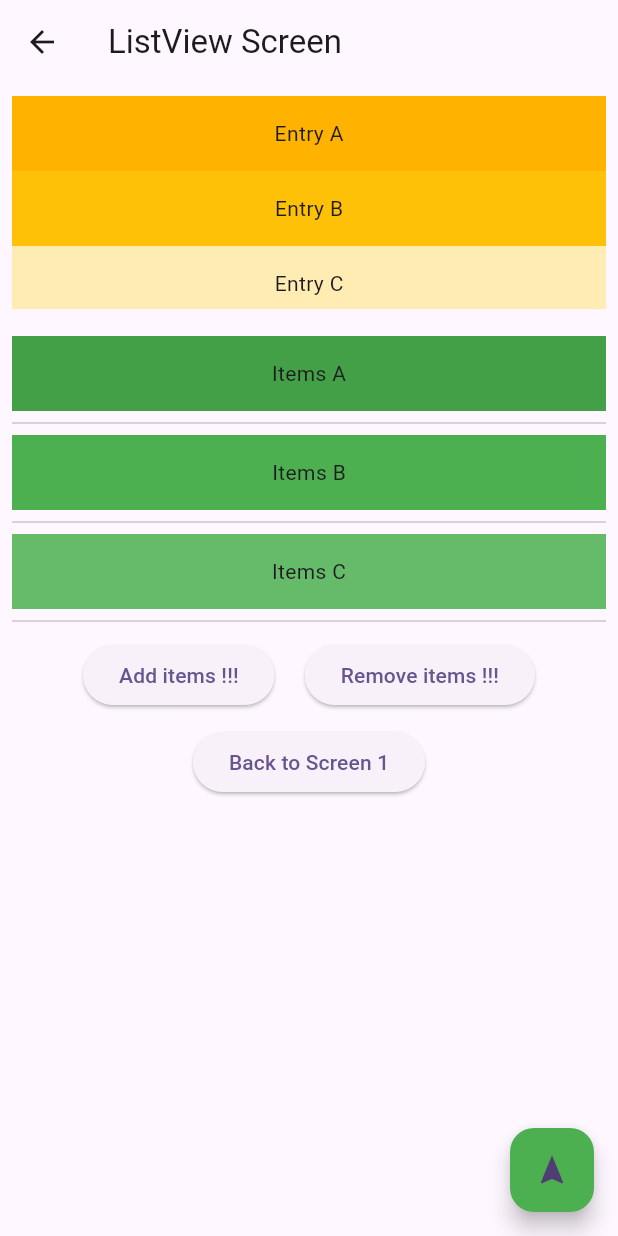
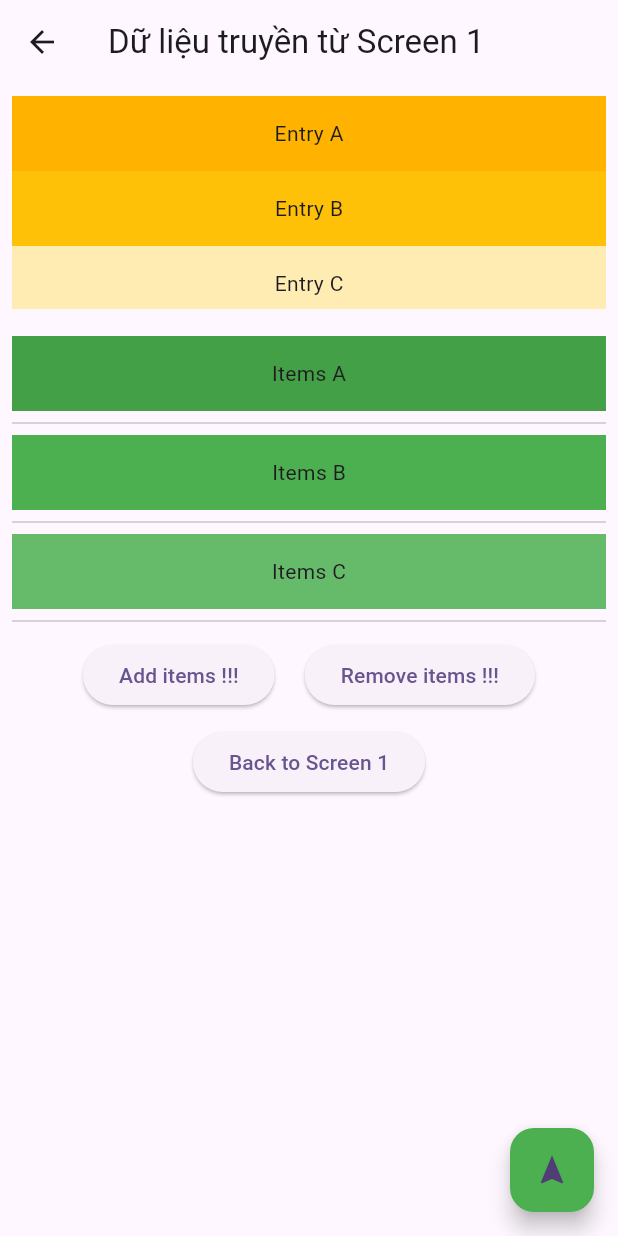
Before and after one commit to MinhTN05/Lesson1, a Flutter app: the MyStatelessWidget screen opened directly, after a tap on "Go to Sreen 2", on a phone screen of 412 x 824 dp. Run offline on Flutter 3.47's test engine with Material 3 defaults, Android fonts, the phone set to English and light mode, and no system bars.

Commit message:
truyền dữ liệu qua trang khác trong lesson4_screen.dart qua list_view_screen.dart

```diff
--- a/lesson1/lib/homework/product_list.dart
+++ b/lesson1/lib/homework/product_list.dart
@@ -167,6 +167,8 @@ class _ProductItemState extends State<ProductItem> {
                   child: Text(
                     product.name,
                     maxLines: 1,
+                    //Giúp cho định dạng chữ dài quá thì để ... cuối
+                    overflow: TextOverflow.ellipsis,
                     style: const TextStyle(
                         color: Colors.white,
                         fontStyle: FontStyle.normal,
--- a/lesson1/lib/lesson4_screen.dart
+++ b/lesson1/lib/lesson4_screen.dart
@@ -91,7 +91,7 @@ class MyStatelessWidget extends StatelessWidget {
                     onPressed: () {
                       Navigator.push(context,
                           MaterialPageRoute(builder: (BuildContext context) {
-                        return ListViewScreen();
+                        return ListViewScreen('Dữ liệu truyền từ Screen 1');
                       }));
                     },
                     child: const Text('Go to Sreen 2')),
--- a/lesson1/lib/list_view_screen.dart
+++ b/lesson1/lib/list_view_screen.dart
@@ -1,17 +1,27 @@
 import 'package:flutter/material.dart';
 
 class ListViewScreen extends StatefulWidget {
+
+  String _sData;
+
+  ListViewScreen(this._sData, {Key? key}) : super(key : key);
+
+
   @override
-  State<ListViewScreen> createState() => _ListViewScreenState();
+  State<ListViewScreen> createState() => _ListViewScreenState(_sData);
 }
 
 class _ListViewScreenState extends State<ListViewScreen> {
+  String _sData;
+
+  _ListViewScreenState(this._sData);
+
   @override
   Widget build(BuildContext context) {
     // TODO: implement build
     return Scaffold(
       appBar: AppBar(
-        title: const Text('ListView Screen'),
+        title: Text(_sData),
       ),
       body: SafeArea(
         child: Column(
```
